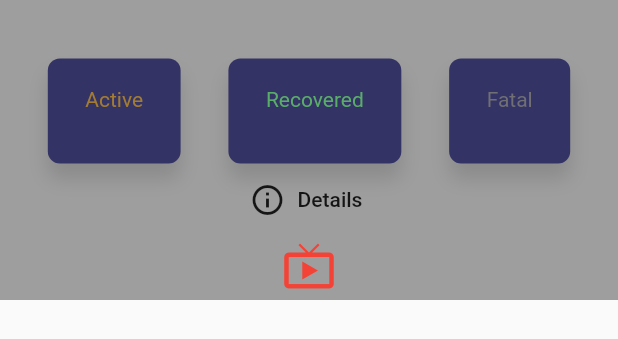
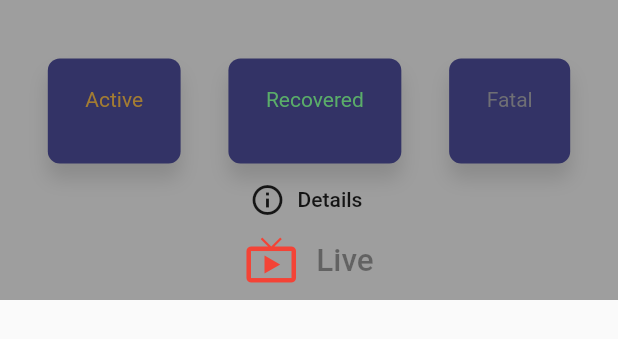
Before and after one commit to aryan47/COVID_TRACKER, a Flutter app: the Home widget shown alone on an empty page, opened directly with empty values, on a phone screen of 412 x 824 dp. Shown: the top 339 px of the screen. Run offline on Flutter 3.47's test engine with Material 2 defaults, Android fonts, the phone set to English and light mode, and no system bars; our stand-ins replace firebase_database, rxdart; missing offline and left inert: get_version; accounts and stored records are empty.

Commit message:
style changes

```diff
--- a/lib/view/home.dart
+++ b/lib/view/home.dart
@@ -25,11 +25,15 @@ class _HomeState extends State<Home> {
         pinned: true,
         flexibleSpace: FlexibleSpaceBar(
           centerTitle: true,
-          titlePadding: EdgeInsets.all(5),
-          title: Icon(
-            Icons.live_tv,
-            color: Colors.red,
-          ),
+          titlePadding: EdgeInsets.all(0),
+          title: FlatButton.icon(
+            padding: EdgeInsets.only(top:12),
+              onPressed: null,
+              icon: Icon(
+                Icons.live_tv,
+                color: Colors.red,
+              ),
+              label: Text('Live')),
           background: ListView(
             children: <Widget>[
               counter(widget.countData),
--- a/lib/widgets/common_widget.dart
+++ b/lib/widgets/common_widget.dart
@@ -7,6 +7,8 @@ Widget title(String text) {
     child: Center(
       child: Text(
         text ?? '',
+        softWrap: false,
+        overflow: TextOverflow.fade,
         style: TextStyle(
           color: Colors.black,
           fontWeight: FontWeight.bold,
```
